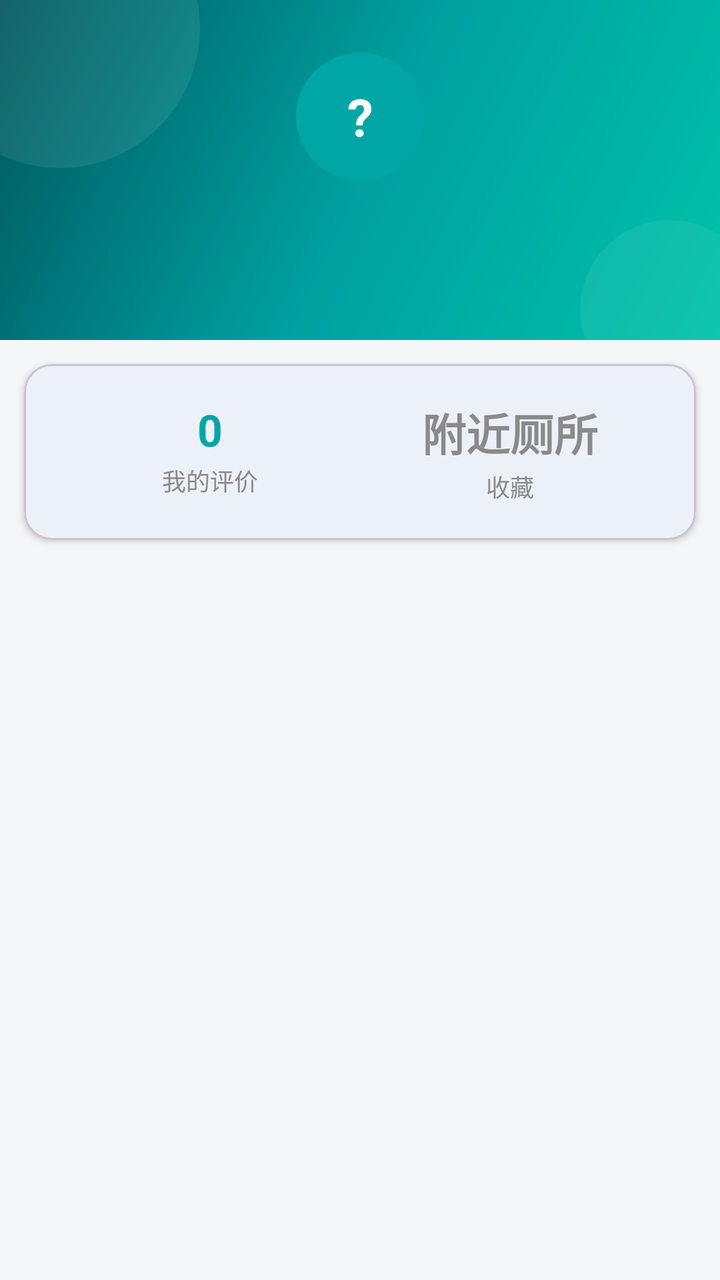
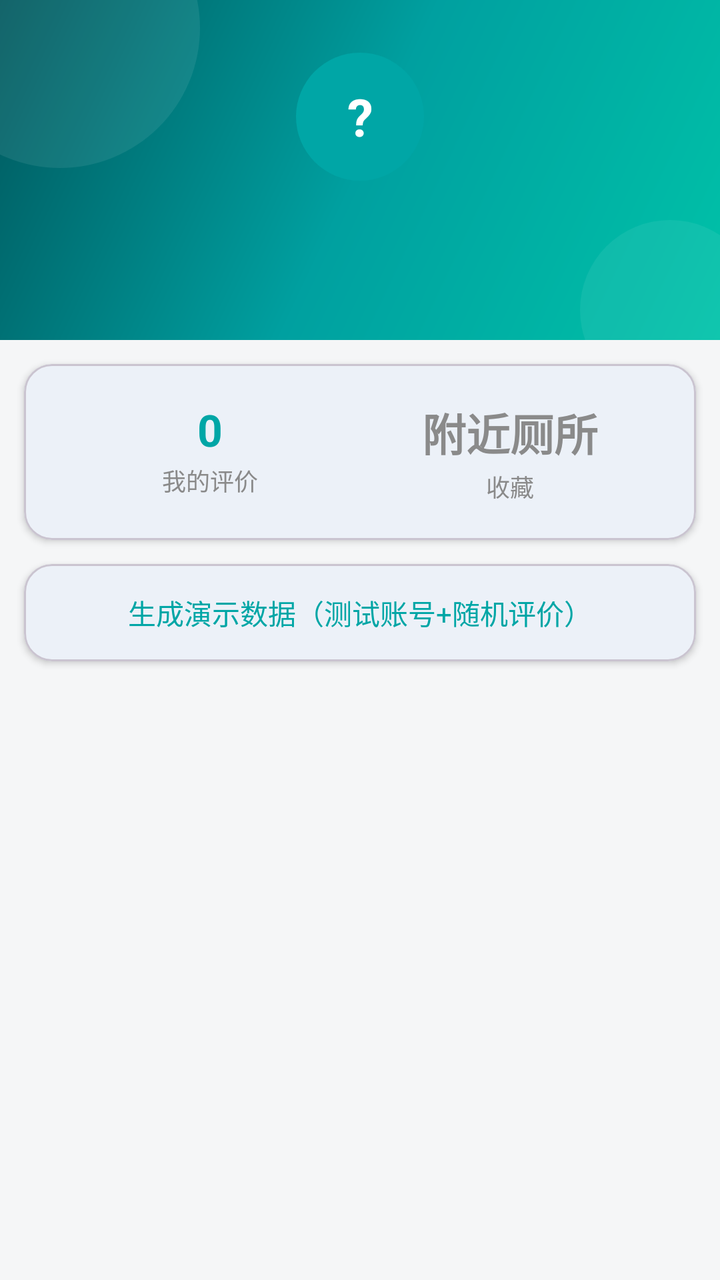

Two renders of the same Android screen: before a commit and after it. Below are the layout's source before the change and the commit's diff.
<!-- AndroidManifest.xml: application theme Theme.NearbyToilet -->
<!-- res/layout/fragment_mine.xml -->
<?xml version="1.0" encoding="utf-8"?>
<LinearLayout xmlns:android="http://schemas.android.com/apk/res/android"
    xmlns:app="http://schemas.android.com/apk/res-auto"
    android:layout_width="match_parent"
    android:layout_height="match_parent"
    android:orientation="vertical">

    <LinearLayout
        android:id="@+id/profile_area"
        android:layout_width="match_parent"
        android:layout_height="170dp"
        android:background="@drawable/bg_head_banner"
        android:gravity="center"
        android:orientation="vertical">

        <TextView
            android:id="@+id/tv_avatar"
            android:layout_width="64dp"
            android:layout_height="64dp"
            android:background="@drawable/bg_wc_badge"
            android:gravity="center"
            android:text="?"
            android:textColor="@color/white"
            android:textSize="26sp"
            android:textStyle="bold" />

        <TextView
            android:id="@+id/tv_nickname"
            android:layout_width="wrap_content"
            android:layout_height="wrap_content"
            android:layout_marginTop="10dp"
            android:textColor="@color/white"
            android:textSize="17sp"
            android:textStyle="bold" />

        <TextView
            android:id="@+id/tv_sub_title"
            android:layout_width="wrap_content"
            android:layout_height="wrap_content"
            android:layout_marginTop="4dp"
            android:alpha="0.8"
            android:textColor="@color/white"
            android:textSize="12sp" />
    </LinearLayout>

    <com.google.android.material.card.MaterialCardView
        android:layout_width="match_parent"
        android:layout_height="wrap_content"
        android:layout_marginHorizontal="12dp"
        android:layout_marginTop="12dp"
        app:cardCornerRadius="14dp"
        app:cardElevation="2dp">

        <LinearLayout
            android:layout_width="match_parent"
            android:layout_height="wrap_content"
            android:orientation="horizontal"
            android:padding="18dp">

            <LinearLayout
                android:layout_width="0dp"
                android:layout_height="wrap_content"
                android:layout_weight="1"
                android:gravity="center"
                android:orientation="vertical">

                <TextView
                    android:id="@+id/tv_my_review_count"
                    android:layout_width="wrap_content"
                    android:layout_height="wrap_content"
                    android:text="0"
                    android:textColor="@color/brand_primary"
                    android:textSize="22sp"
                    android:textStyle="bold" />

                <TextView
                    android:layout_width="wrap_content"
                    android:layout_height="wrap_content"
                    android:layout_marginTop="2dp"
                    android:text="@string/my_reviews_title"
                    android:textColor="@color/text_gray"
                    android:textSize="12sp" />
            </LinearLayout>

            <LinearLayout
                android:layout_width="0dp"
                android:layout_height="wrap_content"
                android:layout_weight="1"
                android:gravity="center"
                android:orientation="vertical">

                <TextView
                    android:layout_width="wrap_content"
                    android:layout_height="wrap_content"
                    android:text="@string/app_name"
                    android:textColor="@color/text_gray"
                    android:textSize="22sp"
                    android:textStyle="bold" />

                <TextView
                    android:layout_width="wrap_content"
                    android:layout_height="wrap_content"
                    android:layout_marginTop="2dp"
                    android:text="@string/my_collection_label"
                    android:textColor="@color/text_gray"
                    android:textSize="12sp" />
            </LinearLayout>
        </LinearLayout>
    </com.google.android.material.card.MaterialCardView>

    <com.google.android.material.card.MaterialCardView
        android:id="@+id/row_logout"
        android:layout_width="match_parent"
        android:layout_height="wrap_content"
        android:layout_marginHorizontal="12dp"
        android:layout_marginTop="12dp"
        android:visibility="gone"
        app:cardCornerRadius="14dp"
        app:cardElevation="2dp">

        <TextView
            android:layout_width="match_parent"
            android:layout_height="wrap_content"
            android:gravity="center"
            android:padding="14dp"
            android:text="@string/logout"
            android:textColor="#D84315"
            android:textSize="14sp" />
    </com.google.android.material.card.MaterialCardView>
</LinearLayout>
<!-- resources referenced by this layout -->
<resources>
  <color name="brand_primary">#00A6A6</color>
  <color name="text_gray">#8A8A8A</color>
  <color name="white">#FFFFFF</color>
  <!-- drawable bg_head_banner (drawable) -->
  <?xml version="1.0" encoding="utf-8"?>
  <layer-list xmlns:android="http://schemas.android.com/apk/res/android">
      <item>
          <shape android:shape="rectangle">
              <gradient
                  android:angle="135"
                  android:startColor="#00C2A8"
                  android:centerColor="#00A0A0"
                  android:endColor="#00575D" />
          </shape>
      </item>
      
      <item
          android:gravity="top|start"
          android:left="-40dp"
          android:top="-56dp">
          <shape android:shape="oval">
              <solid android:color="#14FFFFFF" />
              <size android:width="140dp" android:height="140dp" />
          </shape>
      </item>
      
      <item
          android:gravity="bottom|end"
          android:right="-20dp"
          android:bottom="-30dp">
          <shape android:shape="oval">
              <solid android:color="#10FFFFFF" />
              <size android:width="90dp" android:height="90dp" />
          </shape>
      </item>
  </layer-list>
  <!-- drawable bg_wc_badge (drawable) -->
  <?xml version="1.0" encoding="utf-8"?>
  <shape xmlns:android="http://schemas.android.com/apk/res/android" android:shape="oval">
      <solid android:color="@color/brand_primary" />
  </shape>
  <string name="app_name">附近厕所</string>
  <string name="logout">退出登录</string>
  <string name="my_collection_label">收藏</string>
  <string name="my_reviews_title">我的评价</string>
  <style name="Theme.NearbyToilet" parent="Theme.Material3.DayNight.NoActionBar">
          <item name="android:windowBackground">@color/bg_gray</item>
          <item name="colorPrimary">@color/brand_primary</item>
          <item name="android:statusBarColor">@color/brand_primary</item>
      </style>
  <color name="bg_gray">#F5F6F7</color>
</resources>

<!-- the commit's change to res/layout/fragment_mine.xml (unified diff, before → after) -->
@@ -109,6 +109,25 @@
     </com.google.android.material.card.MaterialCardView>
 
     <com.google.android.material.card.MaterialCardView
+        android:id="@+id/row_demo"
+        android:layout_width="match_parent"
+        android:layout_height="wrap_content"
+        android:layout_marginHorizontal="12dp"
+        android:layout_marginTop="12dp"
+        app:cardCornerRadius="14dp"
+        app:cardElevation="2dp">
+
+        <TextView
+            android:layout_width="match_parent"
+            android:layout_height="wrap_content"
+            android:gravity="center"
+            android:padding="14dp"
+            android:text="@string/demo_generate"
+            android:textColor="@color/brand_primary"
+            android:textSize="14sp" />
+    </com.google.android.material.card.MaterialCardView>
+
+    <com.google.android.material.card.MaterialCardView
         android:id="@+id/row_logout"
         android:layout_width="match_parent"
         android:layout_height="wrap_content"
<!-- resource entries referenced after the edit -->
@@ -42,6 +42,7 @@
       <solid android:color="@color/brand_primary" />
   </shape>
   <string name="app_name">附近厕所</string>
+  <string name="demo_generate">生成演示数据（测试账号+随机评价）</string>
   <string name="logout">退出登录</string>
   <string name="my_collection_label">收藏</string>
   <string name="my_reviews_title">我的评价</string>
